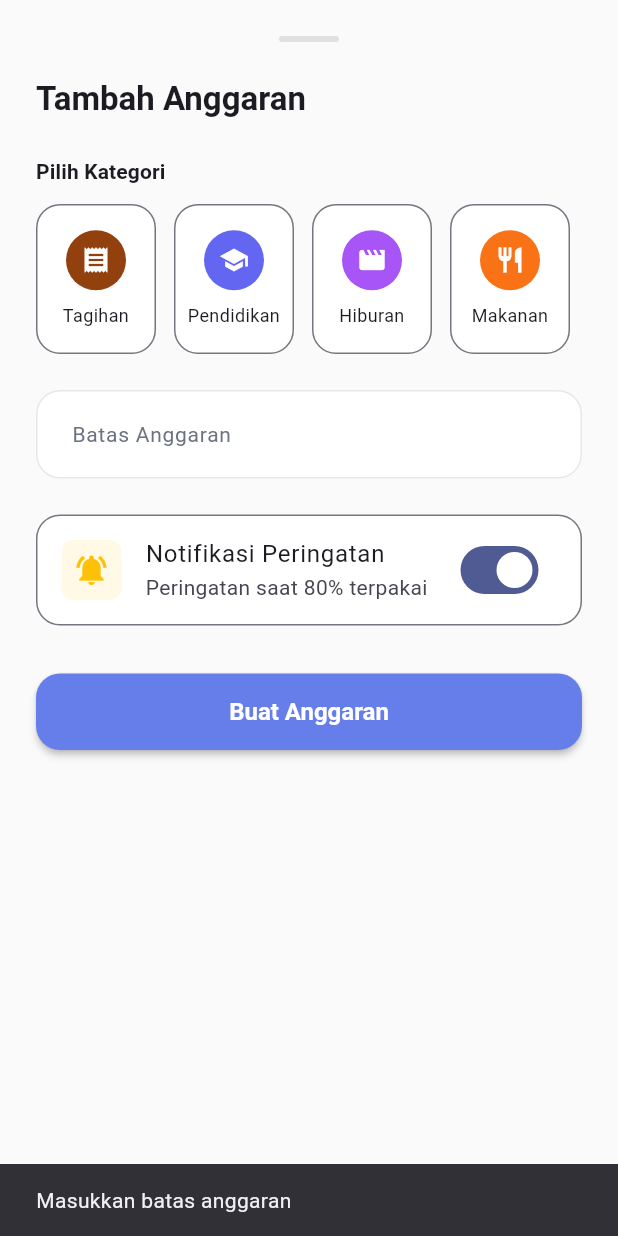
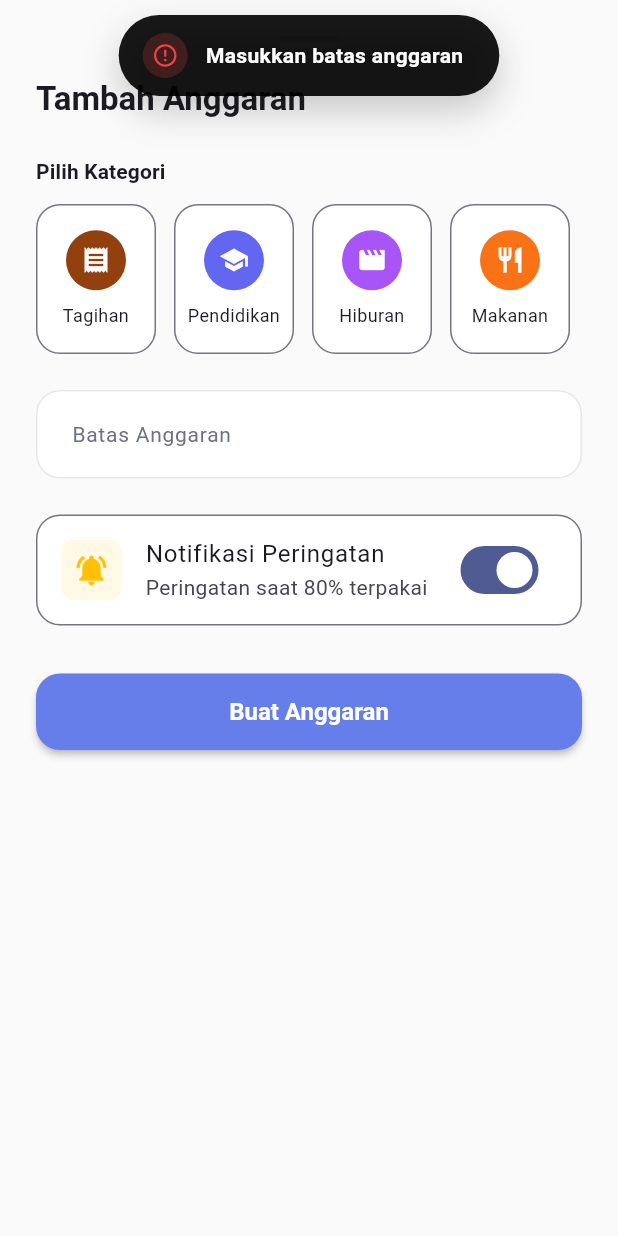
Before and after one commit to danang0202/DanaBowo-Financial-Tracker, a Flutter app: the AddBudgetSheet widget shown alone on an empty page, opened directly, after a tap on "Buat Anggaran", on a phone screen of 412 x 824 dp. Run offline on Flutter 3.47's test engine with Material 3 defaults, Android fonts, the light colour scheme and no system bars; our stand-ins replace csv, fl_chart, hive, hive_flutter, pdf, share_plus; accounts and stored records are empty; generated files the repository leaves out were written again.

Commit message:
feat: implement dynamic island notifications and enhance currency input handling

```diff
--- a/lib/screens/budgets_screen.dart
+++ b/lib/screens/budgets_screen.dart
@@ -1,6 +1,7 @@
 import 'package:flutter/material.dart';
 import 'package:flutter/services.dart';
 import 'package:provider/provider.dart';
+import 'package:intl/intl.dart';
 import '../models/budget.dart';
 import '../providers/budget_provider.dart';
 import '../providers/category_provider.dart';
@@ -8,6 +9,7 @@ import '../providers/transaction_provider.dart';
 import '../utils/formatters.dart';
 import '../utils/constants.dart';
 import '../utils/icon_helper.dart';
+import '../widgets/dynamic_island_notification.dart';
 
 /// Screen for managing budgets
 class BudgetsScreen extends StatelessWidget {
@@ -336,8 +338,11 @@ class _BudgetItem extends StatelessWidget {
             onPressed: () {
               context.read<BudgetProvider>().deleteBudget(budget.id);
               Navigator.pop(context);
-              ScaffoldMessenger.of(context).showSnackBar(
-                const SnackBar(content: Text('Anggaran dihapus')),
+              DynamicIslandNotification.show(
+                context,
+                message: 'Anggaran dihapus',
+                icon: Icons.delete_outline,
+                color: Colors.red,
               );
             },
             style: TextButton.styleFrom(foregroundColor: Colors.red),
@@ -371,7 +376,8 @@ class _AddBudgetSheetState extends State<AddBudgetSheet> {
     super.initState();
     if (_isEditing) {
       final b = widget.budget!;
-      _amountController.text = b.limitAmount.toStringAsFixed(0);
+      _amountController.text =
+          NumberFormat('#,###', 'id_ID').format(b.limitAmount);
       _selectedCategoryId = b.categoryId;
       _notificationEnabled = b.notificationEnabled;
     }
@@ -554,7 +560,10 @@ class _AddBudgetSheetState extends State<AddBudgetSheet> {
                 fillColor: Theme.of(context).cardColor,
               ),
               keyboardType: TextInputType.number,
-              inputFormatters: [FilteringTextInputFormatter.digitsOnly],
+              inputFormatters: [
+                FilteringTextInputFormatter.digitsOnly,
+                CurrencyInputFormatter(),
+              ],
               style: const TextStyle(fontSize: 18, fontWeight: FontWeight.bold),
             ),
             const SizedBox(height: 24),
@@ -618,23 +627,29 @@ class _AddBudgetSheetState extends State<AddBudgetSheet> {
   void _saveBudget() {
     final amountText = _amountController.text.trim();
     if (amountText.isEmpty) {
-      ScaffoldMessenger.of(context).showSnackBar(
-        const SnackBar(content: Text('Masukkan batas anggaran')),
+      DynamicIslandNotification.show(
+        context,
+        message: 'Masukkan batas anggaran',
+        isError: true,
       );
       return;
     }
 
-    final amount = double.tryParse(amountText);
-    if (amount == null || amount <= 0) {
-      ScaffoldMessenger.of(context).showSnackBar(
-        const SnackBar(content: Text('Batas anggaran harus lebih dari 0')),
+    final amount = parseCurrency(amountText);
+    if (amount <= 0) {
+      DynamicIslandNotification.show(
+        context,
+        message: 'Batas anggaran harus lebih dari 0',
+        isError: true,
       );
       return;
     }
 
     if (!_isEditing && _selectedCategoryId == null) {
-      ScaffoldMessenger.of(context).showSnackBar(
-        const SnackBar(content: Text('Pilih kategori terlebih dahulu')),
+      DynamicIslandNotification.show(
+        context,
+        message: 'Pilih kategori terlebih dahulu',
+        isError: true,
       );
       return;
     }
@@ -656,12 +671,9 @@ class _AddBudgetSheetState extends State<AddBudgetSheet> {
     }
 
     Navigator.pop(context);
-    ScaffoldMessenger.of(context).showSnackBar(
-      SnackBar(
-        content:
-            Text(_isEditing ? 'Anggaran diperbarui' : 'Anggaran ditambahkan'),
-        behavior: SnackBarBehavior.floating,
-      ),
+    DynamicIslandNotification.show(
+      context,
+      message: _isEditing ? 'Anggaran diperbarui' : 'Anggaran ditambahkan',
     );
   }
 }
--- a/lib/utils/formatters.dart
+++ b/lib/utils/formatters.dart
@@ -1,4 +1,5 @@
 import 'package:intl/intl.dart';
+import 'package:flutter/services.dart';
 
 /// Format currency in Indonesian Rupiah
 String formatCurrency(double amount) {
@@ -70,3 +71,30 @@ List<String> parseTags(String? note) {
   final matches = regex.allMatches(note);
   return matches.map((m) => m.group(1)!).toList();
 }
+
+/// Parse formatted currency string to double
+double parseCurrency(String value) {
+  return double.tryParse(value.replaceAll(RegExp(r'[^\d]'), '')) ?? 0;
+}
+
+/// Input formatter for currency
+class CurrencyInputFormatter extends TextInputFormatter {
+  @override
+  TextEditingValue formatEditUpdate(
+    TextEditingValue oldValue,
+    TextEditingValue newValue,
+  ) {
+    if (newValue.selection.baseOffset == 0) {
+      return newValue;
+    }
+
+    double value = double.parse(newValue.text.replaceAll(RegExp(r'[^\d]'), ''));
+    final formatter = NumberFormat('#,###', 'id_ID');
+    String newText = formatter.format(value);
+
+    return newValue.copyWith(
+      text: newText,
+      selection: TextSelection.collapsed(offset: newText.length),
+    );
+  }
+}
--- /dev/null
+++ b/lib/widgets/dynamic_island_notification.dart
@@ -0,0 +1,181 @@
+import 'package:flutter/material.dart';
+
+/// Helper class to show dynamic island style notifications
+class DynamicIslandNotification {
+  static void show(
+    BuildContext context, {
+    required String message,
+    IconData icon = Icons.check_circle,
+    Color color = const Color(0xFF10B981), // Success green
+    bool isError = false,
+    Duration duration = const Duration(seconds: 3),
+  }) {
+    final overlay = Overlay.of(context);
+    late OverlayEntry overlayEntry;
+
+    overlayEntry = OverlayEntry(
+      builder: (context) => _DynamicIslandWidget(
+        message: message,
+        icon: isError ? Icons.error_outline : icon,
+        color: isError ? const Color(0xFFEF4444) : color,
+        duration: duration,
+        onDismiss: () {
+          overlayEntry.remove();
+        },
+      ),
+    );
+
+    overlay.insert(overlayEntry);
+  }
+}
+
+class _DynamicIslandWidget extends StatefulWidget {
+  final String message;
+  final IconData icon;
+  final Color color;
+  final Duration duration;
+  final VoidCallback onDismiss;
+
+  const _DynamicIslandWidget({
+    required this.message,
+    required this.icon,
+    required this.color,
+    required this.duration,
+    required this.onDismiss,
+  });
+
+  @override
+  State<_DynamicIslandWidget> createState() => _DynamicIslandWidgetState();
+}
+
+class _DynamicIslandWidgetState extends State<_DynamicIslandWidget>
+    with SingleTickerProviderStateMixin {
+  late AnimationController _controller;
+  late Animation<double> _slideAnimation;
+  late Animation<double> _scaleAnimation;
+
+  @override
+  void initState() {
+    super.initState();
+    _controller = AnimationController(
+      vsync: this,
+      duration: const Duration(milliseconds: 600),
+      reverseDuration: const Duration(milliseconds: 400),
+    );
+
+    _slideAnimation = Tween<double>(begin: -100, end: 0).animate(
+      CurvedAnimation(
+        parent: _controller,
+        curve: Curves.elasticOut,
+        reverseCurve: Curves.easeInBack,
+      ),
+    );
+
+    _scaleAnimation = Tween<double>(begin: 0.5, end: 1.0).animate(
+      CurvedAnimation(
+        parent: _controller,
+        curve: Curves.elasticOut,
+        reverseCurve: Curves.easeIn,
+      ),
+    );
+
+    // Start animation
+    _controller.forward();
+
+    // Auto dismiss
+    Future.delayed(widget.duration, () async {
+      if (mounted) {
+        await _controller.reverse();
+        if (mounted) {
+          widget.onDismiss();
+        }
+      }
+    });
+  }
+
+  @override
+  void dispose() {
+    _controller.dispose();
+    super.dispose();
+  }
+
+  @override
+  Widget build(BuildContext context) {
+    // We need to handle the removal of the overlay entry.
+    // Since we didn't pass the entry to the widget, we can't remove it directly.
+    // We will modify the static method to handle the lifecycle or pass a callback.
+    // For now, let's just build the UI.
+
+    final topPadding = MediaQuery.of(context).padding.top;
+
+    return Positioned(
+      top: topPadding + 10,
+      left: 0,
+      right: 0,
+      child: Material(
+        color: Colors.transparent,
+        child: Center(
+          child: AnimatedBuilder(
+            animation: _controller,
+            builder: (context, child) {
+              return Transform.translate(
+                offset: Offset(0, _slideAnimation.value),
+                child: Transform.scale(
+                  scale: _scaleAnimation.value,
+                  child: child,
+                ),
+              );
+            },
+            child: Container(
+              margin: const EdgeInsets.symmetric(horizontal: 24),
+              padding: const EdgeInsets.symmetric(horizontal: 16, vertical: 12),
+              decoration: BoxDecoration(
+                color: Colors.black.withOpacity(0.9),
+                borderRadius: BorderRadius.circular(30),
+                boxShadow: [
+                  BoxShadow(
+                    color: Colors.black.withOpacity(0.2),
+                    blurRadius: 20,
+                    offset: const Offset(0, 10),
+                  ),
+                ],
+              ),
+              child: Row(
+                mainAxisSize: MainAxisSize.min,
+                children: [
+                  Container(
+                    padding: const EdgeInsets.all(6),
+                    decoration: BoxDecoration(
+                      color: widget.color.withOpacity(0.2),
+                      shape: BoxShape.circle,
+                    ),
+                    child: Icon(
+                      widget.icon,
+                      color: widget.color,
+                      size: 18,
+                    ),
+                  ),
+                  const SizedBox(width: 12),
+                  Flexible(
+                    child: Text(
+                      widget.message,
+                      style: const TextStyle(
+                        color: Colors.white,
+                        fontSize: 14,
+                        fontWeight: FontWeight.w600,
+                        decoration: TextDecoration.none,
+                      ),
+                      maxLines: 1,
+                      overflow: TextOverflow.ellipsis,
+                    ),
+                  ),
+                  const SizedBox(width: 8),
+                ],
+              ),
+            ),
+          ),
+        ),
+      ),
+    );
+  }
+}
```
Also changed, not shown: lib/screens/add_transaction_screen.dart (+21 -23 lines), lib/screens/categories_screen.dart (+14 -10 lines).
